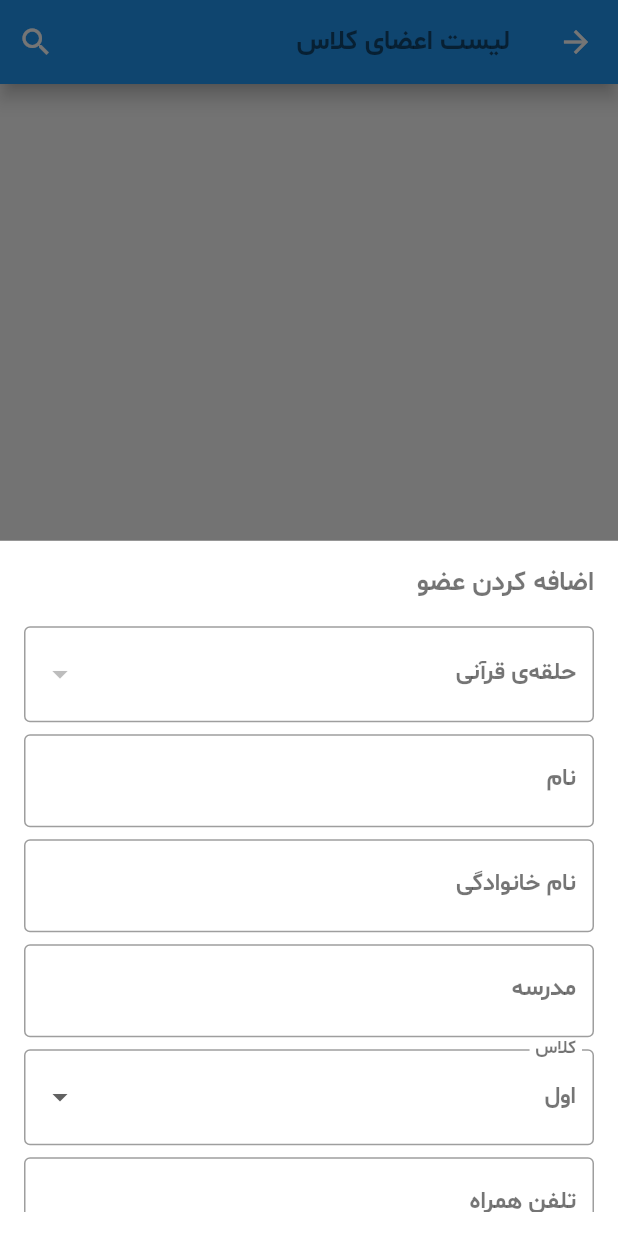
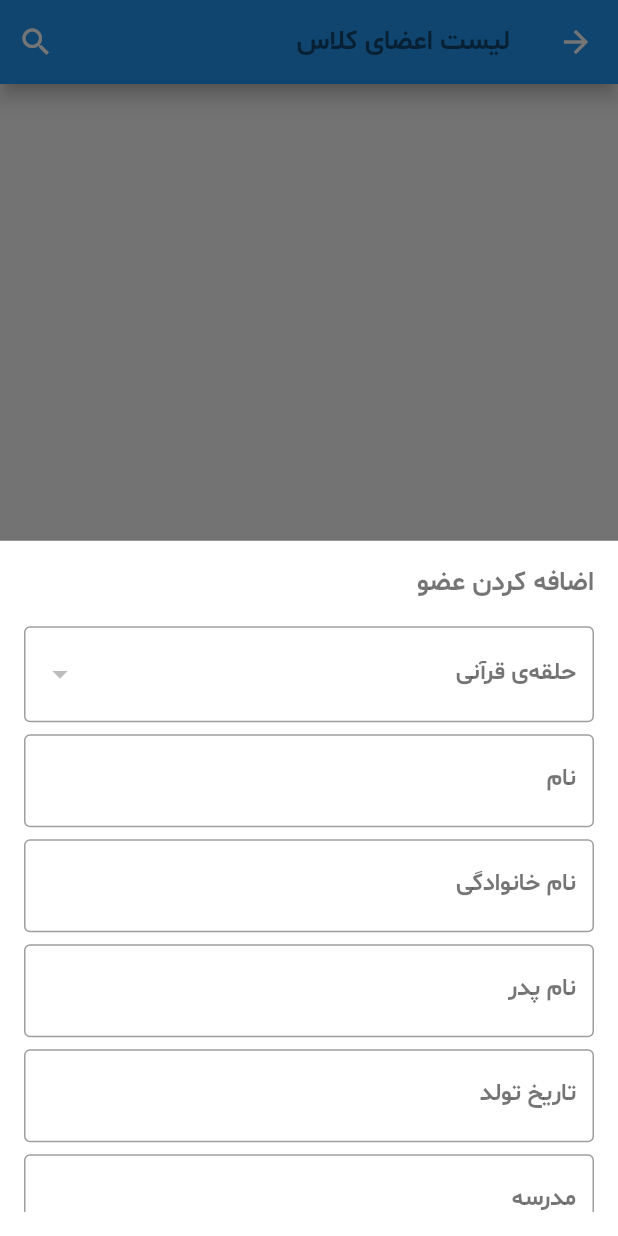
Before and after one commit to Mohammad1380H/mesbah, a Flutter app: the ListStudentScreen screen opened directly with empty values, after a tap on the "add" icon, on a phone screen of 412 x 824 dp. Run offline on Flutter 3.47's test engine with Material 2 defaults, Android fonts, the phone set to English and light mode, and no system bars; drawn by our look-alikes of easy_search_bar; our stand-ins replace flutter_spinbox, flutter_spinkit, get, marquee, parse_server_sdk_flutter; network calls fail.

Commit message:
some changes in 1.1.1

```diff
--- a/lib/controller/student_info_controller.dart
+++ b/lib/controller/student_info_controller.dart
@@ -18,6 +18,8 @@ class StudentInfoController extends GetxController {
     final newMember = ParseObject('users')
       ..set('firstName', singleStudentInfo.value.firstName)
       ..set('lastName', singleStudentInfo.value.lastName)
+      ..set('fatherName', singleStudentInfo.value.fatherName)
+      ..set('birthday', singleStudentInfo.value.birthday)
       ..set('gradeId', singleStudentInfo.value.grade)
       ..set('school', singleStudentInfo.value.school)
       ..set('nationalCode', singleStudentInfo.value.nationalCode)
@@ -48,6 +50,8 @@ class StudentInfoController extends GetxController {
       ..objectId = id
       ..set('firstName', singleStudentInfo.value.firstName)
       ..set('lastName', singleStudentInfo.value.lastName)
+      ..set('fatherName', singleStudentInfo.value.fatherName)
+      ..set('birthday', singleStudentInfo.value.birthday)
       ..set('gradeId', singleStudentInfo.value.grade)
       ..set('school', singleStudentInfo.value.school)
       ..set('nationalCode', singleStudentInfo.value.nationalCode)
--- a/lib/data.dart
+++ b/lib/data.dart
@@ -34,7 +34,9 @@ List<StudentModel> studentsFake = [
       presence: 0,
       nationalCode: '0000000000',
       classCatId: "2",
-      id: "0"),
+      id: "0",
+      birthday: '',
+      fatherName: ''),
   StudentModel.fromApp(
       firstName: 'محسن',
       lastName: 'صفایی',
@@ -45,7 +47,9 @@ List<StudentModel> studentsFake = [
       presence: 1,
       nationalCode: '0000000000',
       classCatId: "2",
-      id:"1"),
+      id: "1",
+      birthday: '',
+      fatherName: ''),
   StudentModel.fromApp(
       firstName: 'محمد طه',
       lastName: 'امیر محصل اصلانی',
@@ -56,7 +60,9 @@ List<StudentModel> studentsFake = [
       presence: 2,
       nationalCode: '0000000000',
       classCatId: "3",
-      id: "2"),
+      id: "2",
+      birthday: '',
+      fatherName: ''),
   StudentModel.fromApp(
       firstName: 'مجتبی ',
       lastName: 'نجاتی',
@@ -67,7 +73,9 @@ List<StudentModel> studentsFake = [
       presence: 0,
       nationalCode: '0000000000',
       classCatId: "1",
-      id: "3"),
+      id: "3",
+      birthday: '',
+      fatherName: ''),
   StudentModel.fromApp(
       firstName: 'محمد',
       lastName: 'هادیان',
@@ -78,7 +86,9 @@ List<StudentModel> studentsFake = [
       presence: 0,
       nationalCode: '0000000000',
       classCatId: "0",
-      id: "4"),
+      id: "4",
+      birthday: '',
+      fatherName: ''),
   StudentModel.fromApp(
       firstName: 'رضا',
       lastName: 'رمضان زاده',
@@ -89,7 +99,9 @@ List<StudentModel> studentsFake = [
       presence: 0,
       nationalCode: '0000000000',
       classCatId: "0",
-      id: "5"),
+      id: "5",
+      birthday: '',
+      fatherName: ''),
   StudentModel.fromApp(
       firstName: 'یحیی',
       lastName: 'معلمی',
@@ -100,7 +112,9 @@ List<StudentModel> studentsFake = [
       presence: 0,
       nationalCode: '0000000000',
       classCatId: "0",
-      id: "6"),
+      id: "6",
+      birthday: '',
+      fatherName: ''),
   StudentModel.fromApp(
       firstName: 'هادی',
       lastName: 'مجیدی',
@@ -111,7 +125,9 @@ List<StudentModel> studentsFake = [
       presence: 0,
       nationalCode: '0000000000',
       classCatId: "0",
-      id: "7"),
+      id: "7",
+      birthday: '',
+      fatherName: ''),
   StudentModel.fromApp(
       firstName: 'مجید',
       lastName: 'حقیقت',
@@ -122,7 +138,9 @@ List<StudentModel> studentsFake = [
       presence: 0,
       nationalCode: '0000000000',
       classCatId: "2",
-      id:" 8"),
+      id: " 8",
+      birthday: '',
+      fatherName: ''),
   StudentModel.fromApp(
       firstName: 'امیرمحمد',
       lastName: 'محمدی',
@@ -133,7 +151,9 @@ List<StudentModel> studentsFake = [
       presence: 3,
       nationalCode: '0000000000',
       classCatId: "3",
-      id: "9"),
+      id: "9",
+      birthday: '',
+      fatherName: ''),
 ];
 
 List<String> gradeOptionsFake = [
--- a/lib/models/student_model.dart
+++ b/lib/models/student_model.dart
@@ -2,6 +2,8 @@ class StudentModel {
   String? id;
   String? firstName;
   String? lastName;
+  String? fatherName;
+  String? birthday;
   int? grade;
   String? school;
   String? nationalCode;
@@ -14,6 +16,8 @@ class StudentModel {
     required this.id,
     required this.firstName,
     required this.lastName,
+    required this.fatherName,
+    required this.birthday,
     required this.grade,
     required this.school,
     required this.nationalCode,
--- a/lib/view/list_student_screen.dart
+++ b/lib/view/list_student_screen.dart
@@ -27,6 +27,8 @@ class _ListStudentScreenState extends State<ListStudentScreen> {
   TextEditingController firstNameController = TextEditingController();
   TextEditingController lastNameController = TextEditingController();
   TextEditingController schoolController = TextEditingController();
+  TextEditingController fatherNameController = TextEditingController();
+  TextEditingController birthdayController = TextEditingController();
   TextEditingController phoneNumberController = TextEditingController();
   TextEditingController nationalCodeController = TextEditingController();
   int gradeIdController = 0;
@@ -165,6 +167,12 @@ class _ListStudentScreenState extends State<ListStudentScreen> {
                                         lastNameController.text =
                                             studentListController
                                                 .studentList[index].lastName!;
+                                        fatherNameController.text =
+                                            studentListController
+                                                .studentList[index].fatherName!;
+                                        birthdayController.text =
+                                            studentListController
+                                                .studentList[index].birthday!;
                                         schoolController.text =
                                             studentListController
                                                 .studentList[index].school!;
@@ -292,6 +300,29 @@ class _ListStudentScreenState extends State<ListStudentScreen> {
                   const SizedBox(height: 8.0),
                   TextFormField(
                     style: textTheme.headlineMedium,
+                    controller: fatherNameController,
+                    decoration: InputDecoration(
+                      labelText: 'نام پدر',
+                      labelStyle: textTheme.headlineMedium,
+                      border: const OutlineInputBorder(),
+                    ),
+                  ),
+                  const SizedBox(height: 8.0),
+                  TextFormField(
+                    style: textTheme.headlineMedium,
+                    controller: birthdayController,
+                    decoration: InputDecoration(
+                      labelText: 'تاریخ تولد',
+                      labelStyle: textTheme.headlineMedium,
+                      border: const OutlineInputBorder(),
+                    ),
+                  ),
+                  const SizedBox(height: 8.0),
+
+
+
+                  TextFormField(
+                    style: textTheme.headlineMedium,
                     controller: schoolController,
                     decoration: InputDecoration(
                       labelStyle: textTheme.headlineMedium,
@@ -351,6 +382,8 @@ class _ListStudentScreenState extends State<ListStudentScreen> {
                         val!.classCatId = selectedCategoryId;
                         val.firstName = firstNameController.text;
                         val.lastName = lastNameController.text;
+                        val.fatherName = fatherNameController.text;
+                        val.birthday = birthdayController.text;
                         val.grade = selectedGradeId;
                         val.school = schoolController.text;
                         val.mobilePhone = phoneNumberController.text;
--- a/lib/view/todo_list_screen.dart
+++ b/lib/view/todo_list_screen.dart
@@ -32,6 +32,7 @@ class _ToDoListScreenState extends State<ToDoListScreen> {
   @override
   Widget build(BuildContext context) {
     return Scaffold(
+
       appBar: AppBar(
 
         title:  Text("یادآوری کارها",style: Theme.of(context).textTheme.headlineLarge,),
```
Also changed, not shown: lib/controller/student_list_controller.dart (+27 -1 lines), lib/view/main_screen.dart (+11 -7 lines).
